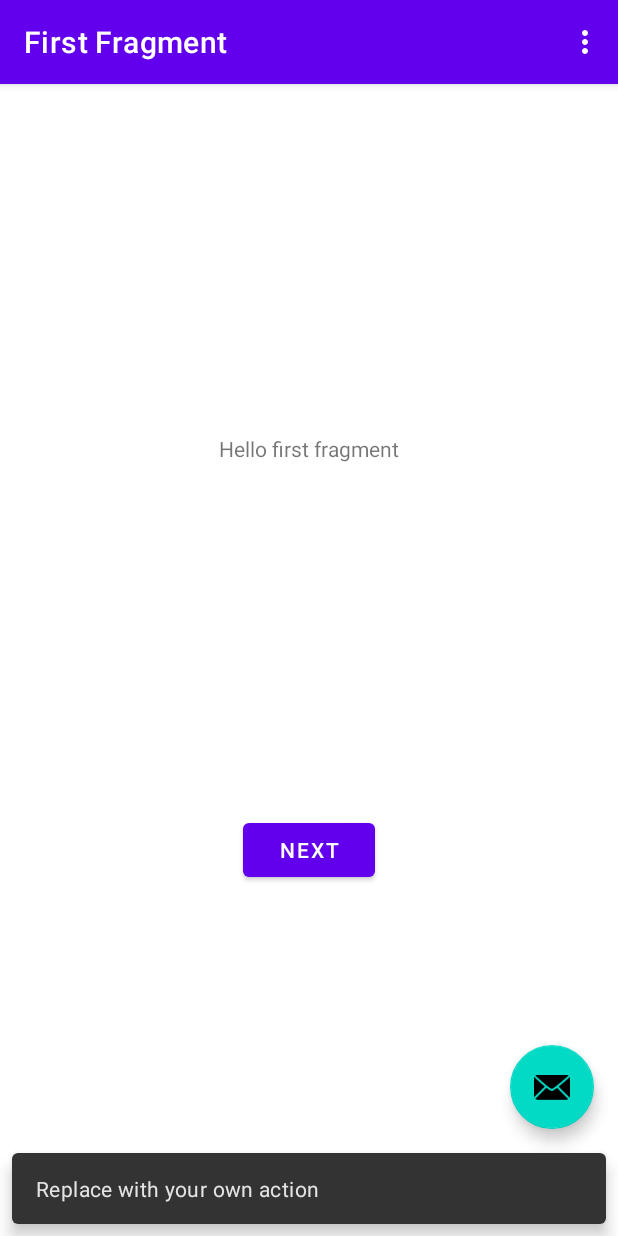
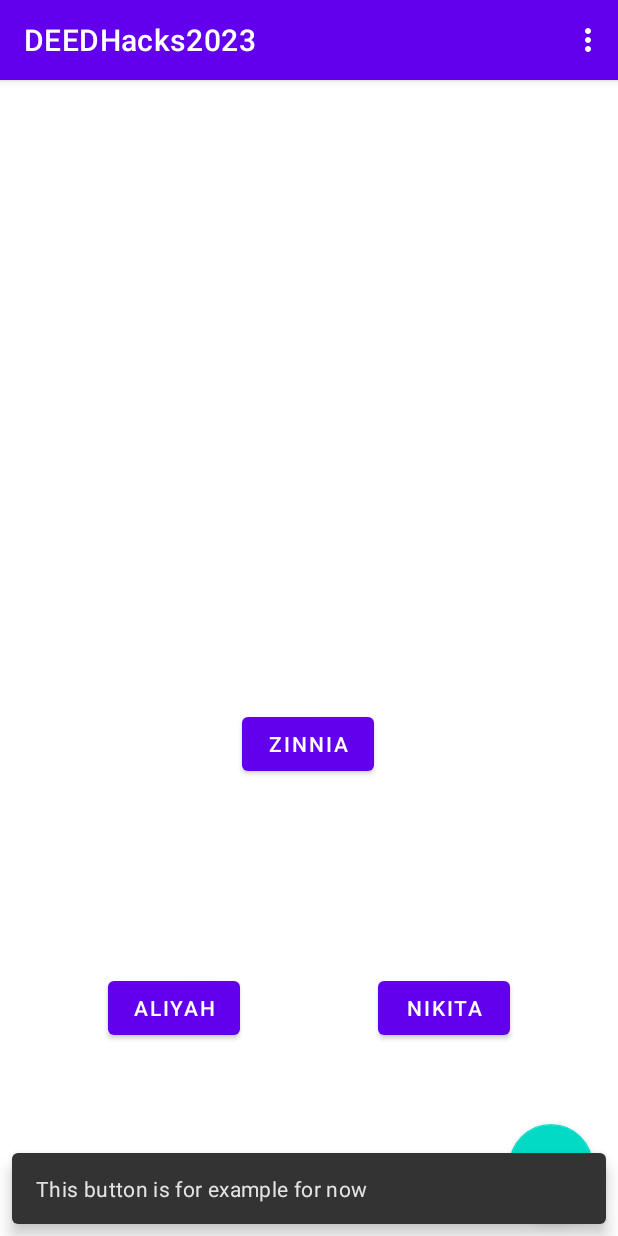
Before and after one commit to jengu288/DEEDHacks2023, an Android app: the screen it shows after launch (MainActivity), after a tap on an icon or button, on a phone screen of 412 x 824 dp. Run offline under Robolectric (Android 15) with nearby library versions, the phone set to English and light mode, and no system bars; our stand-ins replace navigation-ui.

Commit message:
Adding activity for each group member

```diff
--- a/app/src/main/java/personal/deedhacks2023/MainActivity.java
+++ b/app/src/main/java/personal/deedhacks2023/MainActivity.java
@@ -1,7 +1,9 @@
 package personal.deedhacks2023;
 
+import android.content.Intent;
 import android.os.Bundle;
 
+import com.google.android.material.floatingactionbutton.FloatingActionButton;
 import com.google.android.material.snackbar.Snackbar;
 
 import androidx.appcompat.app.AppCompatActivity;
@@ -17,6 +19,7 @@ import personal.deedhacks2023.databinding.ActivityMainBinding;
 
 import android.view.Menu;
 import android.view.MenuItem;
+import android.widget.Button;
 
 public class MainActivity extends AppCompatActivity {
 
@@ -26,21 +29,54 @@ public class MainActivity extends AppCompatActivity {
     @Override
     protected void onCreate(Bundle savedInstanceState) {
         super.onCreate(savedInstanceState);
+        setContentView(R.layout.activity_main);
 
-        binding = ActivityMainBinding.inflate(getLayoutInflater());
-        setContentView(binding.getRoot());
 
-        setSupportActionBar(binding.toolbar);
+//        binding = ActivityMainBinding.inflate(getLayoutInflater());
+//        setContentView(binding.getRoot());
+//
+        setSupportActionBar(findViewById(R.id.toolbar));
+//
+//        NavController navController = Navigation.findNavController(this, R.id.nav_host_fragment_content_main);
+//        appBarConfiguration = new AppBarConfiguration.Builder(navController.getGraph()).build();
+//        NavigationUI.setupActionBarWithNavController(this, navController, appBarConfiguration);
 
-        NavController navController = Navigation.findNavController(this, R.id.nav_host_fragment_content_main);
-        appBarConfiguration = new AppBarConfiguration.Builder(navController.getGraph()).build();
-        NavigationUI.setupActionBarWithNavController(this, navController, appBarConfiguration);
-
-        binding.fab.setOnClickListener(new View.OnClickListener() {
+        FloatingActionButton fab = findViewById(R.id.fab);
+        fab.setOnClickListener(new View.OnClickListener() {
             @Override
             public void onClick(View view) {
-                Snackbar.make(view, "Replace with your own action", Snackbar.LENGTH_LONG)
+                Snackbar.make(view, "This button is for example for now", Snackbar.LENGTH_LONG)
                         .setAction("Action", null).show();
+            }
+        });
+
+        Button buttonA = findViewById(R.id.button_aliyah);
+        Button buttonN = findViewById(R.id.button_nikita);
+        Button buttonZ = findViewById(R.id.button_zinnia);
+
+        buttonA.setOnClickListener(new View.OnClickListener() {
+            @Override
+            public void onClick(View view) {
+                Intent i = AliyahActivity.makeLaunchIntent(
+                        MainActivity.this);
+                startActivity(i);
+            }
+        });
+
+        buttonN.setOnClickListener(new View.OnClickListener() {
+            @Override
+            public void onClick(View view) {
+                Intent i = NikitaActivity.makeLaunchIntent(
+                        MainActivity.this);
+                startActivity(i);
+            }
+        });
+        buttonZ.setOnClickListener(new View.OnClickListener() {
+            @Override
+            public void onClick(View view) {
+                Intent i = ZinniaActivity.makeLaunchIntent(
+                        MainActivity.this);
+                startActivity(i);
             }
         });
     }
--- a/app/src/main/res/layout/activity_main.xml
+++ b/app/src/main/res/layout/activity_main.xml
@@ -1,34 +1,80 @@
 <?xml version="1.0" encoding="utf-8"?>
-<androidx.coordinatorlayout.widget.CoordinatorLayout xmlns:android="http://schemas.android.com/apk/res/android"
+<androidx.constraintlayout.widget.ConstraintLayout xmlns:android="http://schemas.android.com/apk/res/android"
     xmlns:app="http://schemas.android.com/apk/res-auto"
     xmlns:tools="http://schemas.android.com/tools"
     android:layout_width="match_parent"
     android:layout_height="match_parent"
-    tools:context=".MainActivity">
+    tools:context=".MainActivity"
+    android:id="@+id/coordinatorLayout">
 
     <com.google.android.material.appbar.AppBarLayout
-        android:layout_width="match_parent"
-        android:layout_height="wrap_content"
-        android:theme="@style/Theme.DEEDHacks2023.AppBarOverlay">
+        android:layout_width="414dp"
+        android:layout_height="53dp"
+        android:theme="@style/Theme.DEEDHacks2023.AppBarOverlay"
+        app:layout_constraintEnd_toEndOf="parent"
+        app:layout_constraintStart_toStartOf="parent"
+        tools:layout_conversion_absoluteHeight="56dp"
+        tools:layout_conversion_absoluteWidth="411dp"
+        tools:layout_editor_absoluteY="0dp">
 
         <androidx.appcompat.widget.Toolbar
             android:id="@+id/toolbar"
             android:layout_width="match_parent"
-            android:layout_height="?attr/actionBarSize"
+            android:layout_height="match_parent"
             android:background="?attr/colorPrimary"
-            app:popupTheme="@style/Theme.DEEDHacks2023.PopupOverlay" />
-
+            app:popupTheme="@style/Theme.DEEDHacks2023.PopupOverlay"
+            tools:layout_conversion_absoluteHeight="56dp"
+            tools:layout_conversion_absoluteWidth="411dp" />
     </com.google.android.material.appbar.AppBarLayout>
-
-    <include layout="@layout/content_main" />
 
     <com.google.android.material.floatingactionbutton.FloatingActionButton
         android:id="@+id/fab"
         android:layout_width="wrap_content"
         android:layout_height="wrap_content"
-        android:layout_gravity="bottom|end"
-        android:layout_marginEnd="@dimen/fab_margin"
-        android:layout_marginBottom="16dp"
-        app:srcCompat="@android:drawable/ic_dialog_email" />
+        app:layout_constraintBottom_toBottomOf="parent"
+        app:layout_constraintEnd_toEndOf="parent"
+        app:layout_constraintHorizontal_bias="0.954"
+        app:layout_constraintStart_toStartOf="parent"
+        app:layout_constraintTop_toTopOf="parent"
+        app:layout_constraintVertical_bias="0.976"
+        app:srcCompat="@android:drawable/ic_dialog_email"
+        tools:ignore="SpeakableTextPresentCheck"
+        tools:layout_conversion_absoluteHeight="56dp"
+        tools:layout_conversion_absoluteWidth="56dp" />
 
-</androidx.coordinatorlayout.widget.CoordinatorLayout>
+    <Button
+        android:id="@+id/button_aliyah"
+        android:layout_width="wrap_content"
+        android:layout_height="wrap_content"
+        android:layout_marginStart="72dp"
+        android:layout_marginBottom="128dp"
+        android:text="Aliyah"
+        app:layout_constraintBottom_toBottomOf="parent"
+        app:layout_constraintStart_toStartOf="parent"
+        tools:layout_conversion_absoluteHeight="48dp"
+        tools:layout_conversion_absoluteWidth="94dp" />
+
+    <Button
+        android:id="@+id/button_nikita"
+        android:layout_width="wrap_content"
+        android:layout_height="wrap_content"
+        android:layout_marginEnd="72dp"
+        android:layout_marginBottom="128dp"
+        android:text="Nikita"
+        app:layout_constraintBottom_toBottomOf="parent"
+        app:layout_constraintEnd_toEndOf="parent"
+        tools:layout_conversion_absoluteHeight="48dp"
+        tools:layout_conversion_absoluteWidth="94dp" />
+
+    <Button
+        android:id="@+id/button_zinnia"
+        android:layout_width="wrap_content"
+        android:layout_height="wrap_content"
+        android:layout_marginBottom="304dp"
+        android:text="Zinnia"
+        app:layout_constraintBottom_toBottomOf="parent"
+        app:layout_constraintEnd_toEndOf="parent"
+        app:layout_constraintHorizontal_bias="0.498"
+        app:layout_constraintStart_toStartOf="parent" />
+
+</androidx.constraintlayout.widget.ConstraintLayout>
```
Also changed, not shown: app/src/main/AndroidManifest.xml (+9 -0 lines), app/src/main/java/personal/deedhacks2023/AliyahActivity.java (added, +22 -0 lines), app/src/main/java/personal/deedhacks2023/NikitaActivity.java (added, +22 -0 lines), app/src/main/java/personal/deedhacks2023/ZinniaActivity.java (added, +22 -0 lines), app/src/main/res/layout/activity_aliyah.xml (added, +9 -0 lines), app/src/main/res/layout/activity_nikita.xml (added, +9 -0 lines), app/src/main/res/layout/activity_zinnia.xml (added, +9 -0 lines).
